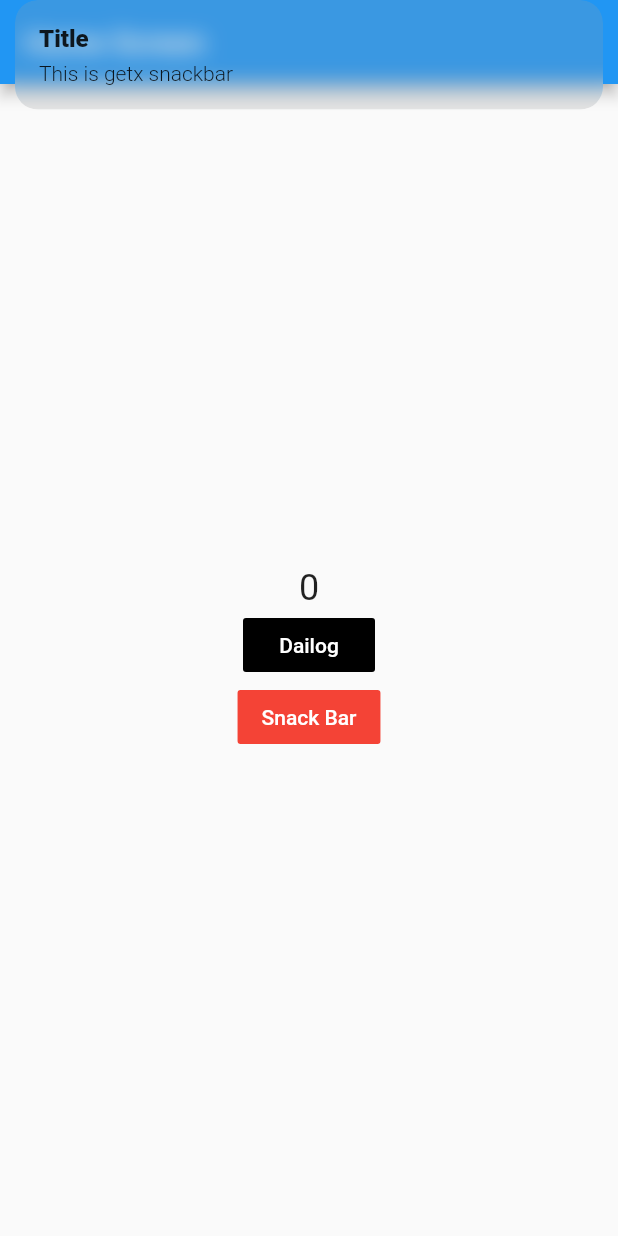
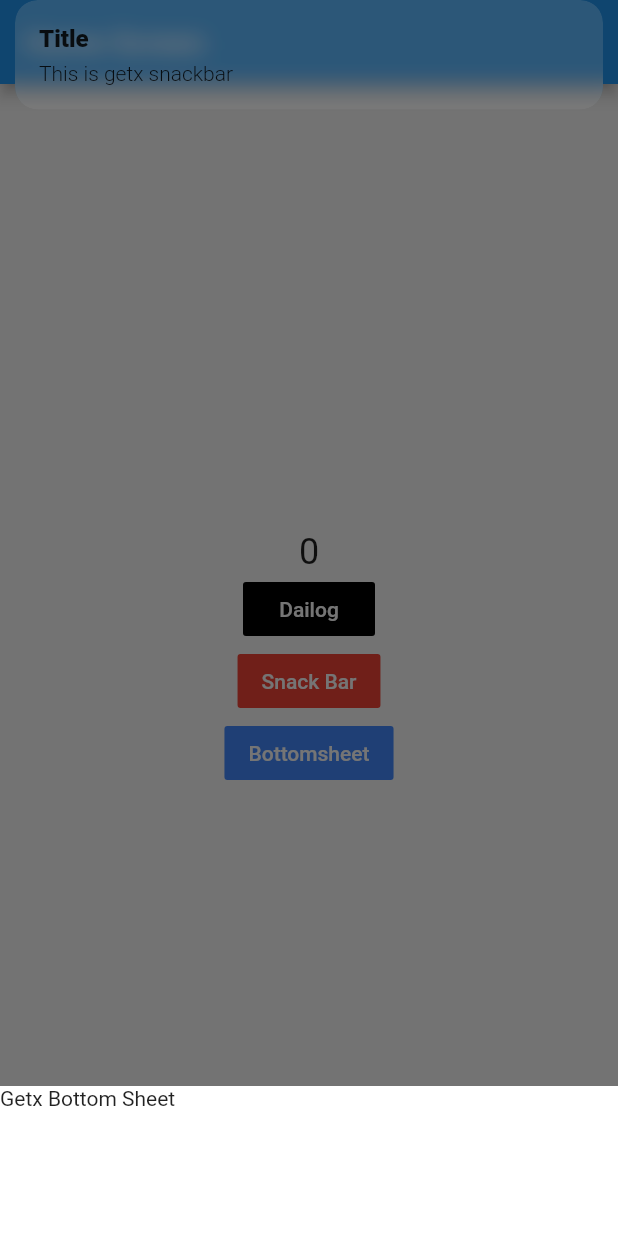
Before and after one commit to paedayz/Flutter_GETX_Basic, a Flutter app: the screen it shows after launch, after a tap on "Snack Bar", on a phone screen of 412 x 824 dp. Run offline on Flutter 3.47's test engine with Material 2 defaults, Android fonts, the phone set to English and light mode, and no system bars; our stand-ins replace get.

Commit message:
bottomsheet

```diff
--- a/lib/pages/home/view/home.dart
+++ b/lib/pages/home/view/home.dart
@@ -35,6 +35,11 @@ class HomeScreen extends StatelessWidget {
             FlatButton(
               onPressed: () {
                 // Get.defaultDialog(title: "This is dialog");
+                Get.bottomSheet(Container(
+                  height: 100,
+                  color: Colors.white,
+                  child: Text('Getx Bottom Sheet'),
+                ));
                 Get.snackbar(
                   "Title",
                   "This is getx snackbar",
@@ -49,7 +54,30 @@ class HomeScreen extends StatelessWidget {
               child: Text('Snack Bar'),
               color: Colors.red,
               textColor: Colors.white,
-            )
+            ),
+            FlatButton(
+              onPressed: () {
+                Get.bottomSheet(Container(
+                  padding: const EdgeInsets.all(20),
+                  height: MediaQuery.of(context).size.height,
+                  color: Colors.white,
+                  child: Column(
+                    children: [
+                      TextField(
+                        decoration: InputDecoration(
+                          border: OutlineInputBorder(
+                            borderRadius: BorderRadius.circular(12),
+                          ),
+                        ),
+                      )
+                    ],
+                  ),
+                ));
+              },
+              child: Text('Bottomsheet'),
+              color: Colors.blueAccent,
+              textColor: Colors.white,
+            ),
           ],
         ),
       ),
```
